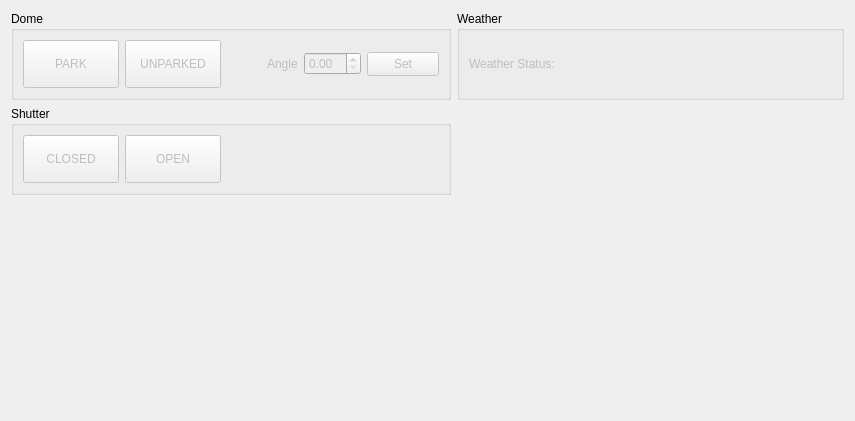
Above: kstars/ekos/observatory/observatory.ui from sterne-jaeger/kstars before the change. Below: the same form after it.
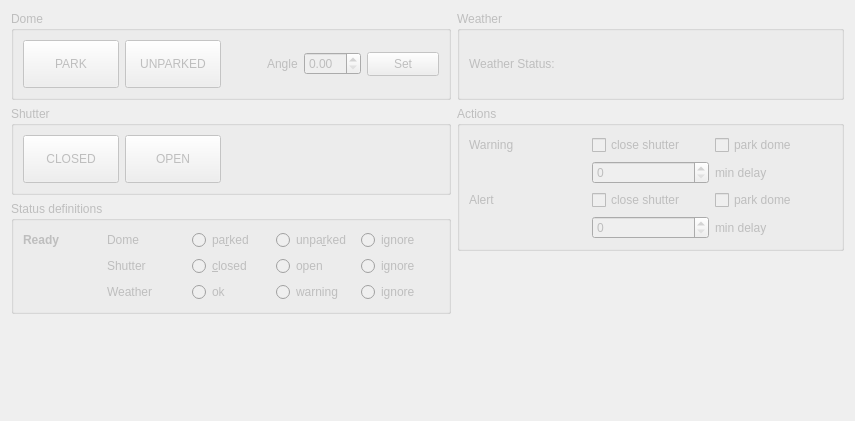
That is the form after the change.

Commit message: UI elements for observatory actions and status added - not implemented yet

Patch:
```diff
--- a/kstars/ekos/observatory/observatory.ui
+++ b/kstars/ekos/observatory/observatory.ui
@@ -14,8 +14,37 @@
    <string>Form</string>
   </property>
   <layout class="QGridLayout" name="gridLayout_2">
-   <item row="0" column="0">
+   <item row="5" column="0">
+    <spacer name="horizontalSpacer">
+     <property name="orientation">
+      <enum>Qt::Horizontal</enum>
+     </property>
+     <property name="sizeHint" stdset="0">
+      <size>
+       <width>40</width>
+       <height>20</height>
+      </size>
+     </property>
+    </spacer>
+   </item>
+   <item row="5" column="1">
+    <spacer name="horizontalSpacer_2">
+     <property name="orientation">
+      <enum>Qt::Horizontal</enum>
+     </property>
+     <property name="sizeHint" stdset="0">
+      <size>
+       <width>40</width>
+       <height>20</height>
+      </size>
+     </property>
+    </spacer>
+   </item>
+   <item row="0" column="0" alignment="Qt::AlignTop">
     <widget class="QGroupBox" name="domeBox">
+     <property name="enabled">
+      <bool>false</bool>
+     </property>
      <property name="title">
       <string>Dome</string>
      </property>
@@ -160,8 +189,11 @@
      </layout>
     </widget>
    </item>
-   <item row="2" column="0">
+   <item row="2" column="0" alignment="Qt::AlignTop">
     <widget class="QGroupBox" name="shutterBox">
+     <property name="enabled">
+      <bool>false</bool>
+     </property>
      <property name="title">
       <string>Shutter</string>
      </property>
@@ -263,7 +295,7 @@
      </layout>
     </widget>
    </item>
-   <item row="3" column="0">
+   <item row="4" column="0">
     <spacer name="verticalSpacer">
      <property name="orientation">
       <enum>Qt::Vertical</enum>
@@ -276,34 +308,11 @@
      </property>
     </spacer>
    </item>
-   <item row="4" column="0">
-    <spacer name="horizontalSpacer">
-     <property name="orientation">
-      <enum>Qt::Horizontal</enum>
-     </property>
-     <property name="sizeHint" stdset="0">
-      <size>
-       <width>40</width>
-       <height>20</height>
-      </size>
-     </property>
-    </spacer>
-   </item>
-   <item row="4" column="1">
-    <spacer name="horizontalSpacer_2">
-     <property name="orientation">
-      <enum>Qt::Horizontal</enum>
-     </property>
-     <property name="sizeHint" stdset="0">
-      <size>
-       <width>40</width>
-       <height>20</height>
-      </size>
-     </property>
-    </spacer>
-   </item>
    <item row="0" column="1" alignment="Qt::AlignTop">
     <widget class="QGroupBox" name="weatherBox">
+     <property name="enabled">
+      <bool>false</bool>
+     </property>
      <property name="title">
       <string>Weather</string>
      </property>
@@ -362,6 +371,186 @@
      </layout>
     </widget>
    </item>
+   <item row="3" column="0" alignment="Qt::AlignTop">
+    <widget class="QGroupBox" name="statusDefinitionBox">
+     <property name="enabled">
+      <bool>false</bool>
+     </property>
+     <property name="title">
+      <string>Status definitions</string>
+     </property>
+     <layout class="QGridLayout" name="gridLayout">
+      <item row="1" column="4">
+       <widget class="QRadioButton" name="readyShutterIgnoreB">
+        <property name="text">
+         <string>ignore</string>
+        </property>
+       </widget>
+      </item>
+      <item row="0" column="0">
+       <widget class="QLabel" name="readyLabel">
+        <property name="text">
+         <string>&lt;html&gt;&lt;head/&gt;&lt;body&gt;&lt;p&gt;&lt;span style=&quot; font-weight:600;&quot;&gt;Ready&lt;/span&gt;&lt;/p&gt;&lt;/body&gt;&lt;/html&gt;</string>
+        </property>
+        <property name="textFormat">
+         <enum>Qt::RichText</enum>
+        </property>
+       </widget>
+      </item>
+      <item row="0" column="4">
+       <widget class="QRadioButton" name="readyDomeIgnoreB">
+        <property name="text">
+         <string>ignore</string>
+        </property>
+       </widget>
+      </item>
+      <item row="0" column="3">
+       <widget class="QRadioButton" name="readyDomeUnparkedB">
+        <property name="text">
+         <string>unpa&amp;rked</string>
+        </property>
+       </widget>
+      </item>
+      <item row="1" column="3">
+       <widget class="QRadioButton" name="readyShutterOpenB">
+        <property name="text">
+         <string>open</string>
+        </property>
+       </widget>
+      </item>
+      <item row="1" column="2">
+       <widget class="QRadioButton" name="readyShutterClosedB">
+        <property name="text">
+         <string>&amp;closed</string>
+        </property>
+       </widget>
+      </item>
+      <item row="0" column="1">
+       <widget class="QLabel" name="readyDomeLabel">
+        <property name="text">
+         <string>Dome</string>
+        </property>
+       </widget>
+      </item>
+      <item row="1" column="1">
+       <widget class="QLabel" name="readyShutterLabel">
+        <property name="text">
+         <string>Shutter</string>
+        </property>
+       </widget>
+      </item>
+      <item row="0" column="2">
+       <widget class="QRadioButton" name="readyDomeParkedB">
+        <property name="text">
+         <string>pa&amp;rked</string>
+        </property>
+       </widget>
+      </item>
+      <item row="2" column="1">
+       <widget class="QLabel" name="readyWeatherLabel">
+        <property name="text">
+         <string>Weather</string>
+        </property>
+       </widget>
+      </item>
+      <item row="2" column="2">
+       <widget class="QRadioButton" name="readyWeatherOkB">
+        <property name="text">
+         <string>ok</string>
+        </property>
+       </widget>
+      </item>
+      <item row="2" column="3">
+       <widget class="QRadioButton" name="readyWeatherWarningB">
+        <property name="text">
+         <string>warning</string>
+        </property>
+       </widget>
+      </item>
+      <item row="2" column="4">
+       <widget class="QRadioButton" name="readyWeatherIgnoreB">
+        <property name="text">
+         <string>ignore</string>
+        </property>
+       </widget>
+      </item>
+     </layout>
+    </widget>
+   </item>
+   <item row="2" column="1" rowspan="2" alignment="Qt::AlignTop">
+    <widget class="QGroupBox" name="weatherActionsBox">
+     <property name="enabled">
+      <bool>false</bool>
+     </property>
+     <property name="title">
+      <string>Actions</string>
+     </property>
+     <layout class="QGridLayout" name="gridLayout_6">
+      <item row="2" column="2">
+       <widget class="QCheckBox" name="weatherAlertParkCB">
+        <property name="text">
+         <string>park dome</string>
+        </property>
+       </widget>
+      </item>
+      <item row="0" column="2">
+       <widget class="QCheckBox" name="weatherWarningDomeCB">
+        <property name="text">
+         <string>park dome</string>
+        </property>
+       </widget>
+      </item>
+      <item row="0" column="1">
+       <widget class="QCheckBox" name="weatherWarningShutterCB">
+        <property name="text">
+         <string>close shutter</string>
+        </property>
+       </widget>
+      </item>
+      <item row="0" column="0">
+       <widget class="QLabel" name="weatherWarningLabel">
+        <property name="text">
+         <string>Warning</string>
+        </property>
+       </widget>
+      </item>
+      <item row="1" column="1">
+       <widget class="QSpinBox" name="weatherWarningDelaySB"/>
+      </item>
+      <item row="3" column="2">
+       <widget class="QLabel" name="weatherAlertDelayLabel">
+        <property name="text">
+         <string>min delay</string>
+        </property>
+       </widget>
+      </item>
+      <item row="3" column="1">
+       <widget class="QSpinBox" name="weatherAlertDelaySB"/>
+      </item>
+      <item row="2" column="1">
+       <widget class="QCheckBox" name="weatherAlertShutterCB">
+        <property name="text">
+         <string>close shutter</string>
+        </property>
+       </widget>
+      </item>
+      <item row="2" column="0">
+       <widget class="QLabel" name="weatherAlertLabel">
+        <property name="text">
+         <string>Alert</string>
+        </property>
+       </widget>
+      </item>
+      <item row="1" column="2">
+       <widget class="QLabel" name="weatherWarningDelayLabel">
+        <property name="text">
+         <string>min delay</string>
+        </property>
+       </widget>
+      </item>
+     </layout>
+    </widget>
+   </item>
   </layout>
  </widget>
  <resources/>
```
The commit also changes 1 other file.
